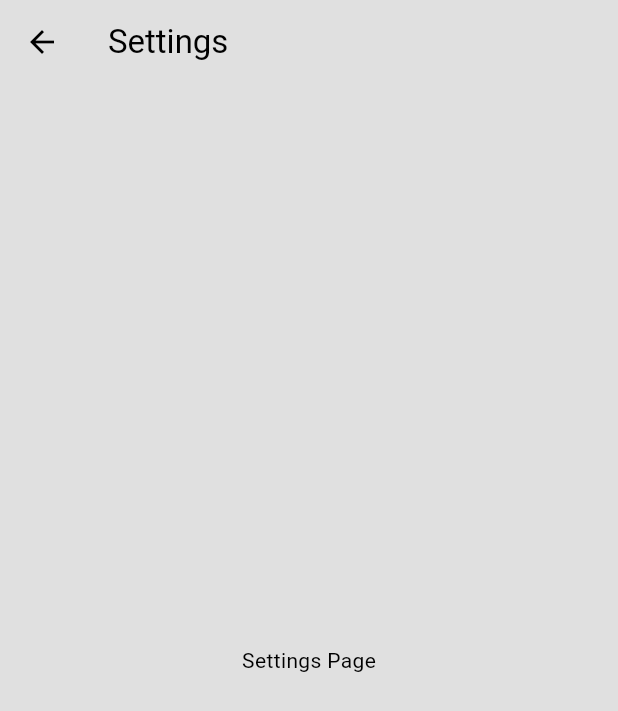
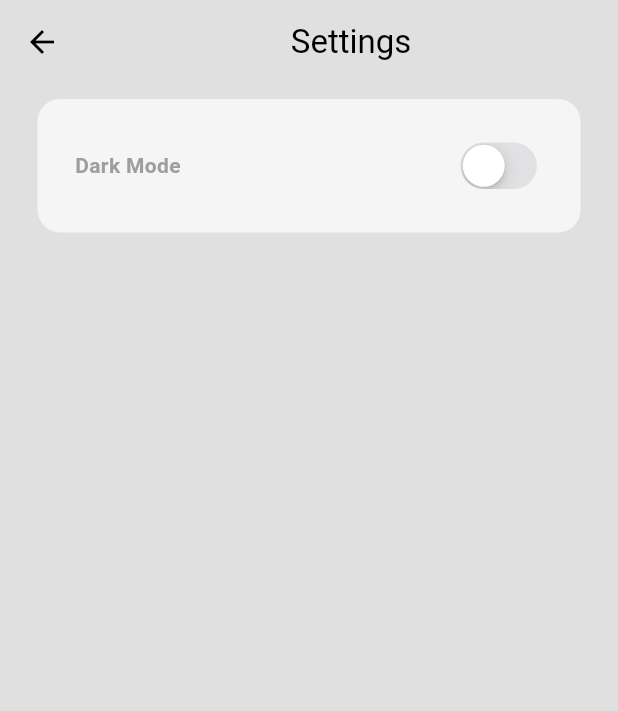
Before and after one commit to tahirdotdev-tdd/vibes_veggies-newui, a Flutter app: the SettingsPage screen opened directly, on a phone screen of 412 x 824 dp. Shown: the top 711 px of the screen. Run offline on Flutter 3.47's test engine with Material 3 defaults, Android fonts, the phone set to English and light mode, and no system bars.

Commit message:
Implemented dark mode functionality

```diff
--- a/lib/pages/settings_page.dart
+++ b/lib/pages/settings_page.dart
@@ -1,17 +1,48 @@
+import 'package:flutter/cupertino.dart';
 import 'package:flutter/material.dart';
+import 'package:provider/provider.dart';
+import 'package:vibes_veggies/themes/theme_provider.dart';
 
 class SettingsPage extends StatelessWidget {
   const SettingsPage({super.key});
 
   @override
   Widget build(BuildContext context) {
-    return  Scaffold(
-      appBar: AppBar(
-        title: const Text('Settings'),
-      ),
-      body: const Center(
-        child: Text('Settings Page'),
-      ),
-    );
+    return Scaffold(
+        backgroundColor: Theme.of(context).colorScheme.surface,
+        appBar: AppBar(
+          title: const Center(child: Text('Settings')),
+        ),
+        body: Column(
+          children: [
+            Container(
+              margin: const EdgeInsets.only(top: 10, left: 25, right: 25),
+              padding: const EdgeInsets.all(25),
+              decoration: BoxDecoration(
+                borderRadius: BorderRadius.circular(15),
+                color: Theme.of(context).colorScheme.secondary,
+              ),
+              child: Row(
+                mainAxisAlignment: MainAxisAlignment.spaceBetween,
+                children: [
+                  Text(
+                    "Dark Mode",
+                    style: TextStyle(
+                        fontWeight: FontWeight.bold,
+                        color: Theme.of(context).colorScheme.primary),
+                  ),
+                  CupertinoSwitch(
+                      value: Provider.of<ThemeProvider>(context, listen: false)
+                          .isDarkMode,
+                      onChanged: (value) {
+                        Provider.of<ThemeProvider>(context, listen: false)
+                            .toggleTheme();
+                      })
+                ],
+              ),
+            )
+            //dark mode
+          ],
+        ));
   }
 }
```
